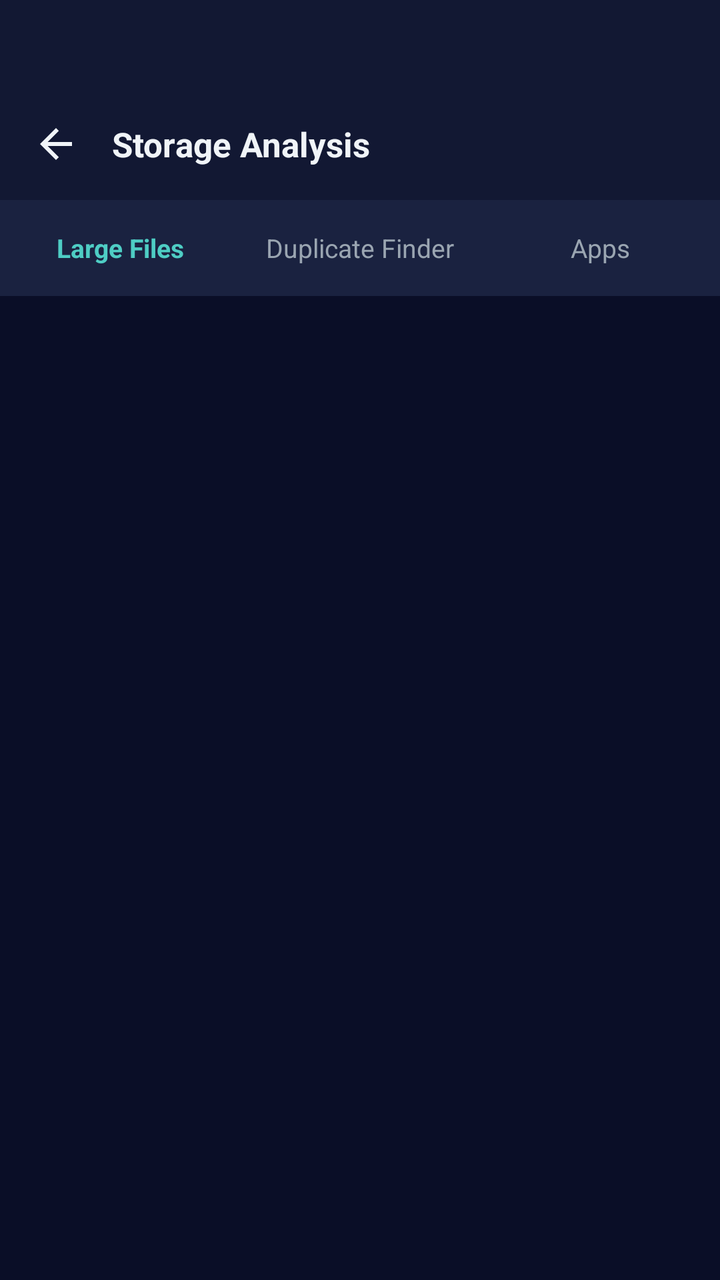
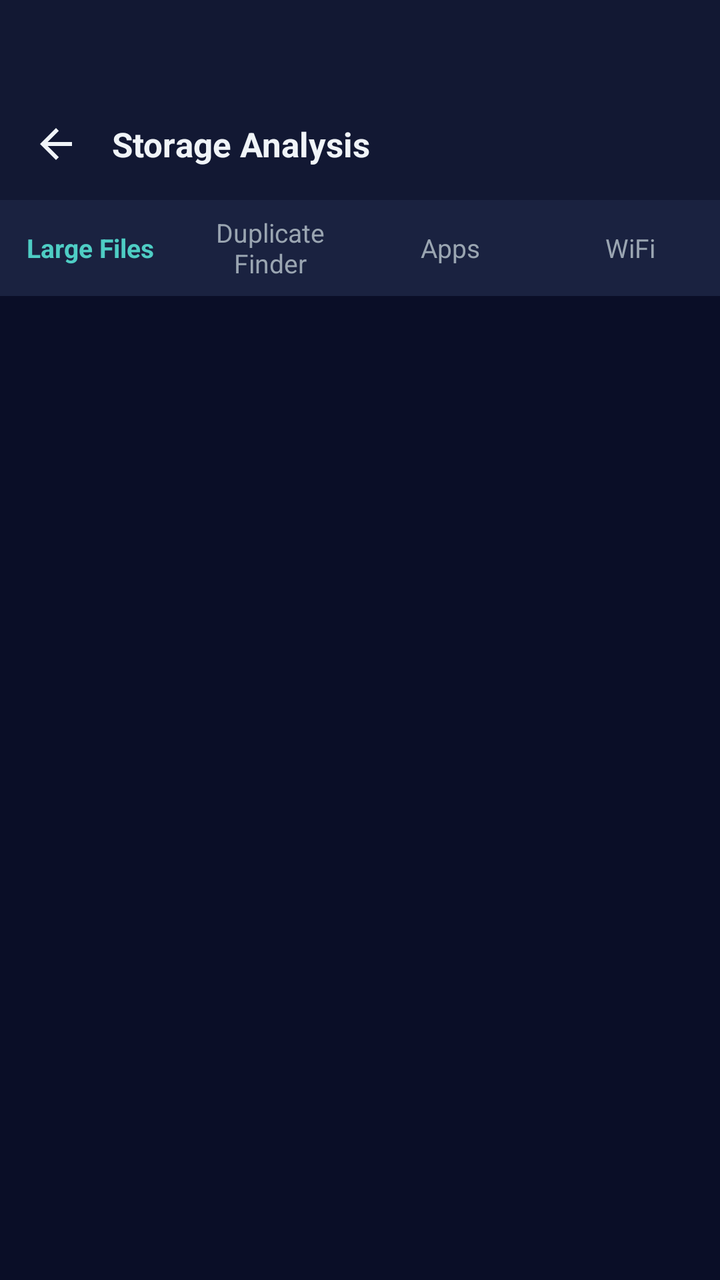

Screens rendered from an Android XML layout before and after an edit, with the pre-edit source and the edit as a unified diff.
<!-- AndroidManifest.xml: application theme Theme.ArtrawFiles -->
<!-- res/layout/activity_analyzer.xml -->
<?xml version="1.0" encoding="utf-8"?>
<LinearLayout xmlns:android="http://schemas.android.com/apk/res/android"
    android:layout_width="match_parent"
    android:layout_height="match_parent"
    android:orientation="vertical"
    android:background="@color/aurora_background_deep">

    
    <LinearLayout
        android:id="@+id/headerAnalyzer"
        android:layout_width="match_parent"
        android:layout_height="wrap_content"
        android:orientation="vertical"
        android:background="@color/aurora_background_surface">

        
        <View
            android:id="@+id/statusBarSpacerAnalyzer"
            android:layout_width="match_parent"
            android:layout_height="44dp" />

        <RelativeLayout
            android:layout_width="match_parent"
            android:layout_height="56dp"
            android:paddingStart="8dp"
            android:paddingEnd="8dp">

            <ImageView
                android:id="@+id/btnAnalyzerBack"
                android:layout_width="40dp"
                android:layout_height="40dp"
                android:layout_alignParentStart="true"
                android:layout_centerVertical="true"
                android:padding="8dp"
                android:background="@drawable/ripple_aurora"
                android:src="@drawable/ic_arrow_back"
                android:contentDescription="Back"
                android:tint="@color/aurora_text_primary" />

            <TextView
                android:layout_width="wrap_content"
                android:layout_height="wrap_content"
                android:layout_toEndOf="@id/btnAnalyzerBack"
                android:layout_centerVertical="true"
                android:layout_marginStart="8dp"
                android:text="@string/nav_analysis"
                android:textColor="@color/aurora_text_primary"
                android:textSize="17sp"
                android:textStyle="bold" />
        </RelativeLayout>
    </LinearLayout>

    
    <LinearLayout
        android:layout_width="match_parent"
        android:layout_height="48dp"
        android:orientation="horizontal"
        android:background="@color/aurora_background_elevated">

        <TextView
            android:id="@+id/tabLargeFiles"
            android:layout_width="0dp"
            android:layout_height="match_parent"
            android:layout_weight="1"
            android:gravity="center"
            android:text="@string/action_large_files"
            android:textColor="@color/aurora_glow_teal"
            android:textSize="13sp"
            android:textStyle="bold"
            android:clickable="true"
            android:focusable="true" />

        <TextView
            android:id="@+id/tabDuplicates"
            android:layout_width="0dp"
            android:layout_height="match_parent"
            android:layout_weight="1"
            android:gravity="center"
            android:text="@string/action_duplicates"
            android:textColor="@color/aurora_text_secondary"
            android:textSize="13sp"
            android:clickable="true"
            android:focusable="true" />

        <TextView
            android:id="@+id/tabApps"
            android:layout_width="0dp"
            android:layout_height="match_parent"
            android:layout_weight="1"
            android:gravity="center"
            android:text="Apps"
            android:textColor="@color/aurora_text_secondary"
            android:textSize="13sp"
            android:clickable="true"
            android:focusable="true" />
    </LinearLayout>

    <FrameLayout
        android:layout_width="match_parent"
        android:layout_height="0dp"
        android:layout_weight="1">

        
        <LinearLayout
            android:id="@+id/layoutLargeFilesView"
            android:layout_width="match_parent"
            android:layout_height="match_parent"
            android:orientation="vertical">

            <ListView
                android:id="@+id/listViewLargeFiles"
                android:layout_width="match_parent"
                android:layout_height="match_parent"
                android:divider="@color/aurora_divider"
                android:dividerHeight="0.5dp"
                android:clipToPadding="false" />
        </LinearLayout>

        
        <LinearLayout
            android:id="@+id/layoutDuplicatesView"
            android:layout_width="match_parent"
            android:layout_height="match_parent"
            android:orientation="vertical"
            android:padding="14dp"
            android:visibility="gone">

            <LinearLayout
                android:layout_width="match_parent"
                android:layout_height="wrap_content"
                android:orientation="vertical"
                android:background="@drawable/bg_aurora_card"
                android:padding="16dp"
                android:layout_marginBottom="14dp">

                <TextView
                    android:layout_width="wrap_content"
                    android:layout_height="wrap_content"
                    android:text="Cryptographic Duplicate Cleaner"
                    android:textColor="@color/aurora_text_primary"
                    android:textSize="15sp"
                    android:textStyle="bold" />

                <TextView
                    android:layout_width="match_parent"
                    android:layout_height="wrap_content"
                    android:layout_marginTop="6dp"
                    android:text="Scan your device to find identical duplicate files. Auto-select extra copies and free up storage instantly."
                    android:textColor="@color/aurora_text_secondary"
                    android:textSize="12sp" />

                <Button
                    android:id="@+id/btnStartDuplicateScan"
                    android:layout_width="match_parent"
                    android:layout_height="44dp"
                    android:layout_marginTop="12dp"
                    android:background="@drawable/bg_aurora_glow_button"
                    android:text="Scan for Duplicates"
                    android:textColor="@color/aurora_on_primary"
                    android:textSize="14sp"
                    android:textStyle="bold" />
            </LinearLayout>

            <TextView
                android:id="@+id/tvDuplicateProgress"
                android:layout_width="match_parent"
                android:layout_height="wrap_content"
                android:gravity="center"
                android:textColor="@color/aurora_glow_teal"
                android:textSize="13sp"
                android:layout_marginBottom="10dp"
                android:visibility="gone" />

            
            <LinearLayout
                android:id="@+id/layoutDuplicateSelectionActions"
                android:layout_width="match_parent"
                android:layout_height="wrap_content"
                android:orientation="horizontal"
                android:layout_marginBottom="10dp"
                android:visibility="gone">

                <Button
                    android:id="@+id/btnAutoSelectDuplicates"
                    android:layout_width="0dp"
                    android:layout_height="36dp"
                    android:layout_weight="1.2"
                    android:background="@drawable/bg_aurora_button_outlined"
                    android:text="Auto-Select Copies"
                    android:textColor="@color/aurora_primary"
                    android:textSize="11sp"
                    android:textStyle="bold" />

                <Button
                    android:id="@+id/btnSelectAllDuplicates"
                    android:layout_width="0dp"
                    android:layout_height="36dp"
                    android:layout_weight="1"
                    android:layout_marginStart="8dp"
                    android:background="@drawable/bg_aurora_button_outlined"
                    android:text="Select All"
                    android:textColor="@color/aurora_text_primary"
                    android:textSize="11sp" />

                <Button
                    android:id="@+id/btnDeselectAllDuplicates"
                    android:layout_width="0dp"
                    android:layout_height="36dp"
                    android:layout_weight="1"
                    android:layout_marginStart="8dp"
                    android:background="@drawable/bg_aurora_button_outlined"
                    android:text="Deselect"
                    android:textColor="@color/aurora_text_secondary"
                    android:textSize="11sp" />
            </LinearLayout>

            <ListView
                android:id="@+id/listViewDuplicates"
                android:layout_width="match_parent"
                android:layout_height="0dp"
                android:layout_weight="1"
                android:divider="@color/aurora_divider"
                android:dividerHeight="0.5dp"
                android:clipToPadding="false" />

            
            <LinearLayout
                android:id="@+id/layoutDuplicateDeleteBar"
                android:layout_width="match_parent"
                android:layout_height="wrap_content"
                android:orientation="horizontal"
                android:background="@drawable/bg_aurora_card"
                android:gravity="center_vertical"
                android:padding="14dp"
                android:layout_marginTop="10dp"
                android:visibility="gone">

                <TextView
                    android:id="@+id/tvDuplicateSelectedSummary"
                    android:layout_width="0dp"
                    android:layout_height="wrap_content"
                    android:layout_weight="1"
                    android:text="0 duplicates selected"
                    android:textColor="@color/aurora_text_primary"
                    android:textSize="13sp"
                    android:textStyle="bold" />

                <Button
                    android:id="@+id/btnDeleteSelectedDuplicates"
                    android:layout_width="wrap_content"
                    android:layout_height="40dp"
                    android:background="@drawable/bg_aurora_button_primary"
                    android:paddingStart="18dp"
                    android:paddingEnd="18dp"
                    android:text="Delete Selected"
                    android:textColor="@color/aurora_on_primary"
                    android:textSize="13sp"
                    android:textStyle="bold" />
            </LinearLayout>
        </LinearLayout>

        
        <LinearLayout
            android:id="@+id/layoutAppsView"
            android:layout_width="match_parent"
            android:layout_height="match_parent"
            android:orientation="vertical"
            android:visibility="gone">

            <TextView
                android:layout_width="match_parent"
                android:layout_height="wrap_content"
                android:text="Installed Apps Storage"
                android:textColor="@color/aurora_text_primary"
                android:textSize="16sp"
                android:textStyle="bold"
                android:padding="16dp" />

            <ListView
                android:id="@+id/listViewApps"
                android:layout_width="match_parent"
                android:layout_height="match_parent"
                android:divider="@color/aurora_divider"
                android:dividerHeight="0.5dp"
                android:clipToPadding="false" />
        </LinearLayout>

        <ProgressBar
            android:id="@+id/progressAnalyzer"
            android:layout_width="48dp"
            android:layout_height="48dp"
            android:layout_gravity="center"
            android:indeterminate="true"
            android:indeterminateTint="@color/aurora_glow_teal"
            android:visibility="gone" />
    </FrameLayout>
</LinearLayout>
<!-- resources referenced by this layout -->
<resources>
  <color name="aurora_background_deep">#0A0E27</color>
  <color name="aurora_background_elevated">#1A2240</color>
  <color name="aurora_background_surface">#121833</color>
  <color name="aurora_divider">#1E263F</color>
  <color name="aurora_glow_teal">#4ECDC4</color>
  <color name="aurora_on_primary">#0A0E27</color>
  <color name="aurora_primary">#4ECDC4</color>
  <color name="aurora_text_primary">#F0F4F8</color>
  <color name="aurora_text_secondary">#9AA5B1</color>
  <!-- drawable bg_aurora_button_outlined (drawable) -->
  <?xml version="1.0" encoding="utf-8"?>
  <shape xmlns:android="http://schemas.android.com/apk/res/android"
      android:shape="rectangle">
      <solid android:color="@android:color/transparent" />
      <corners android:radius="12dp" />
      <stroke
          android:width="1.5dp"
          android:color="@color/aurora_primary" />
  </shape>
  <!-- drawable bg_aurora_button_primary (drawable) -->
  <?xml version="1.0" encoding="utf-8"?>
  <shape xmlns:android="http://schemas.android.com/apk/res/android"
      android:shape="rectangle">
      <gradient
          android:type="linear"
          android:startColor="@color/aurora_glow_teal"
          android:endColor="@color/aurora_glow_violet"
          android:angle="135" />
      <corners android:radius="12dp" />
  </shape>
  <!-- drawable bg_aurora_card (drawable) -->
  <?xml version="1.0" encoding="utf-8"?>
  <shape xmlns:android="http://schemas.android.com/apk/res/android"
      android:shape="rectangle">
      <solid android:color="@color/aurora_background_surface" />
      <corners android:radius="16dp" />
      <stroke
          android:width="0.5dp"
          android:color="@color/aurora_outline" />
  </shape>
  <!-- drawable ic_arrow_back (drawable) -->
  <vector xmlns:android="http://schemas.android.com/apk/res/android"
      android:width="24dp"
      android:height="24dp"
      android:viewportWidth="24"
      android:viewportHeight="24">
      <path
          android:fillColor="#F0F2F5"
          android:pathData="M20,11H7.83l5.59,-5.59L12,4l-8,8 8,8 1.41,-1.41L7.83,13H20v-2z"/>
  </vector>
  <!-- drawable ripple_aurora (drawable) -->
  <?xml version="1.0" encoding="utf-8"?>
  <ripple xmlns:android="http://schemas.android.com/apk/res/android"
      android:color="@color/aurora_primary">
      <item android:id="@android:id/mask">
          <shape android:shape="rectangle">
              <solid android:color="@color/aurora_primary" />
              <corners android:radius="12dp" />
          </shape>
      </item>
  </ripple>
  <string name="action_duplicates">Duplicate Finder</string>
  <string name="action_large_files">Large Files</string>
  <string name="nav_analysis">Storage Analysis</string>
  <style name="Theme.ArtrawFiles">
          <item name="android:colorPrimary">@color/aurora_primary</item>
          <item name="android:colorPrimaryDark">@color/aurora_glow_teal</item>
          <item name="android:colorAccent">@color/aurora_glow_cyan</item>
          <item name="android:windowBackground">@color/aurora_background_deep</item>
          <item name="android:colorBackground">@color/aurora_background_deep</item>
          <item name="android:windowDrawsSystemBarBackgrounds">true</item>
          <item name="android:statusBarColor">@android:color/transparent</item>
          <item name="android:navigationBarColor">@android:color/transparent</item>
          <item name="android:windowLightStatusBar">false</item>
      </style>
  <color name="aurora_glow_violet">#8338EC</color>
  <color name="aurora_outline">#2A3354</color>
  <color name="aurora_glow_cyan">#00B4D8</color>
  <!-- unchanged entries left out for length: 1 -->
</resources>

<!-- the commit's change to res/layout/activity_analyzer.xml (unified diff, before → after) -->
@@ -93,6 +93,18 @@
             android:textSize="13sp"
             android:clickable="true"
             android:focusable="true" />
+
+        <TextView
+            android:id="@+id/tabWifi"
+            android:layout_width="0dp"
+            android:layout_height="match_parent"
+            android:layout_weight="1"
+            android:gravity="center"
+            android:text="WiFi"
+            android:textColor="@color/aurora_text_secondary"
+            android:textSize="13sp"
+            android:clickable="true"
+            android:focusable="true" />
     </LinearLayout>
 
     <FrameLayout
@@ -285,6 +297,45 @@
                 android:clipToPadding="false" />
         </LinearLayout>
 
+        
+        <LinearLayout
+            android:id="@+id/layoutWifiView"
+            android:layout_width="match_parent"
+            android:layout_height="match_parent"
+            android:orientation="vertical"
+            android:visibility="gone">
+
+            <TextView
+                android:layout_width="wrap_content"
+                android:layout_height="wrap_content"
+                android:text="WiFi File Transfer"
+                android:textColor="@color/aurora_text_primary"
+                android:textSize="18sp"
+                android:textStyle="bold"
+                android:padding="16dp" />
+
+            <TextView
+                android:layout_width="match_parent"
+                android:layout_height="wrap_content"
+                android:text="Start a wireless server to transfer files between your phone and PC over WiFi.\n\nMake sure both devices are on the same WiFi network.\n\nTap 'Open WiFi Transfer' to launch the server."
+                android:textColor="@color/aurora_text_secondary"
+                android:textSize="14sp"
+                android:paddingStart="16dp"
+                android:paddingEnd="16dp"
+                android:lineSpacingExtra="4dp" />
+
+            <Button
+                android:id="@+id/btnOpenWifiTransfer"
+                android:layout_width="match_parent"
+                android:layout_height="48dp"
+                android:layout_margin="16dp"
+                android:background="@drawable/bg_aurora_glow_button"
+                android:text="Open WiFi Transfer"
+                android:textColor="@color/aurora_on_primary"
+                android:textSize="15sp"
+                android:textStyle="bold" />
+        </LinearLayout>
+
         <ProgressBar
             android:id="@+id/progressAnalyzer"
             android:layout_width="48dp"
